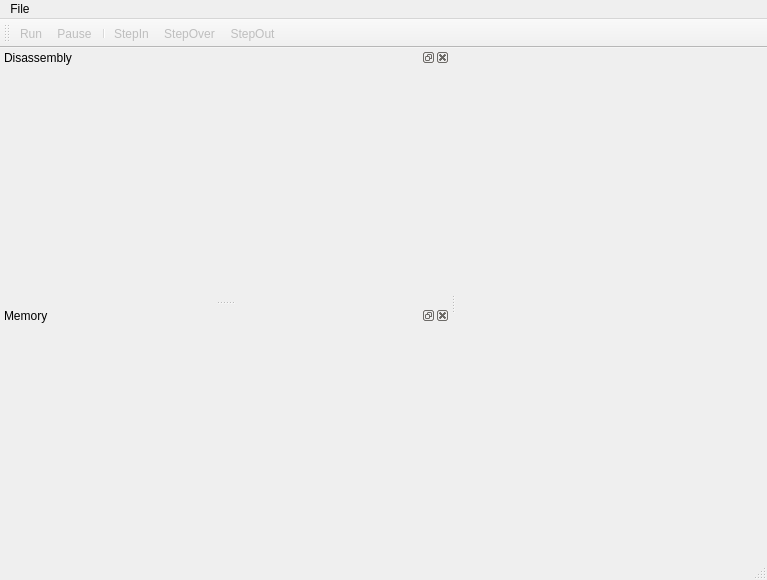
pcspold/pcsp-deprecated, file pcsp-dbg/src/qt4/qt4_pcspdebugger.ui: the form before one commit.
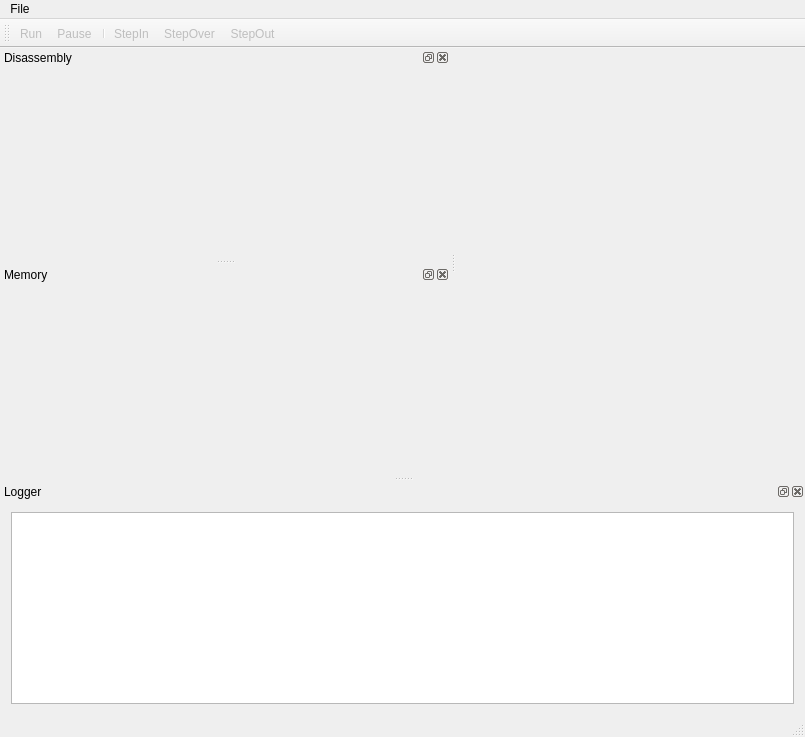
The form after the commit. Icons and pictures are not drawn. Custom widgets are drawn as their Qt base class.

```diff
--- a/pcsp-dbg/src/qt4/qt4_pcspdebugger.ui
+++ b/pcsp-dbg/src/qt4/qt4_pcspdebugger.ui
@@ -6,8 +6,8 @@
    <rect>
     <x>0</x>
     <y>0</y>
-    <width>767</width>
-    <height>580</height>
+    <width>805</width>
+    <height>737</height>
    </rect>
   </property>
   <property name="windowTitle">
@@ -32,7 +32,7 @@
     <rect>
      <x>0</x>
      <y>0</y>
-     <width>767</width>
+     <width>805</width>
      <height>24</height>
     </rect>
    </property>
@@ -98,6 +98,28 @@
    </attribute>
    <widget class="qt4_MemoryViewer" name="memorydockwidget"/>
   </widget>
+  <widget class="QDockWidget" name="logger_dock">
+   <property name="windowTitle">
+    <string>Logger</string>
+   </property>
+   <attribute name="dockWidgetArea">
+    <number>8</number>
+   </attribute>
+   <widget class="QWidget" name="logdockwidget">
+    <layout class="QGridLayout" name="gridLayout">
+     <item row="0" column="0">
+      <widget class="QPlainTextEdit" name="loggerEditText">
+       <property name="sizePolicy">
+        <sizepolicy hsizetype="Preferred" vsizetype="Preferred">
+         <horstretch>0</horstretch>
+         <verstretch>0</verstretch>
+        </sizepolicy>
+       </property>
+      </widget>
+     </item>
+    </layout>
+   </widget>
+  </widget>
   <action name="actionRun">
    <property name="icon">
     <iconset resource="qt4_pcspdebugger.qrc">
```
